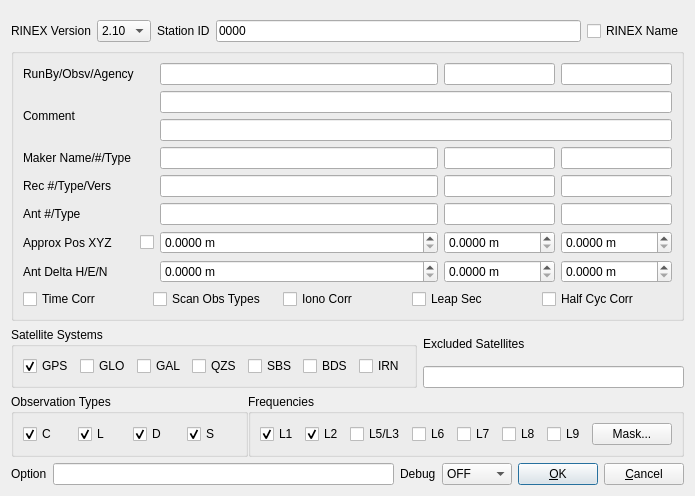
Qt form app/rtkconv_qt/convopt.ui (tomojitakasu/RTKLIB) before a commit.
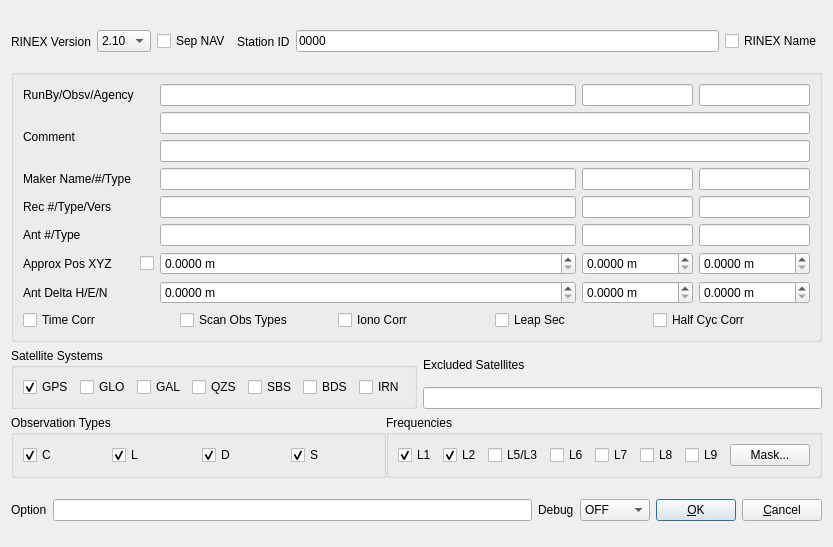
The same form after that commit.

```diff
--- a/app/rtkconv_qt/convopt.ui
+++ b/app/rtkconv_qt/convopt.ui
@@ -6,8 +6,8 @@
    <rect>
     <x>0</x>
     <y>0</y>
-    <width>629</width>
-    <height>474</height>
+    <width>833</width>
+    <height>547</height>
    </rect>
   </property>
   <property name="windowTitle">
@@ -87,6 +87,13 @@
         </item>
        </widget>
       </item>
+      <item>
+       <widget class="QCheckBox" name="ChkSepNav">
+        <property name="text">
+         <string>Sep NAV</string>
+        </property>
+       </widget>
+      </item>
       <item>
        <widget class="QLabel" name="Label12">
         <property name="enabled">
```
